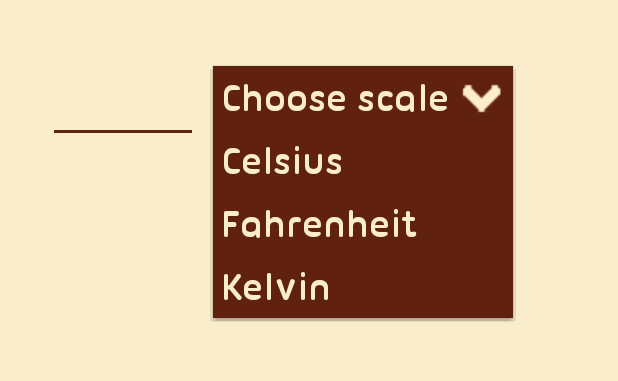
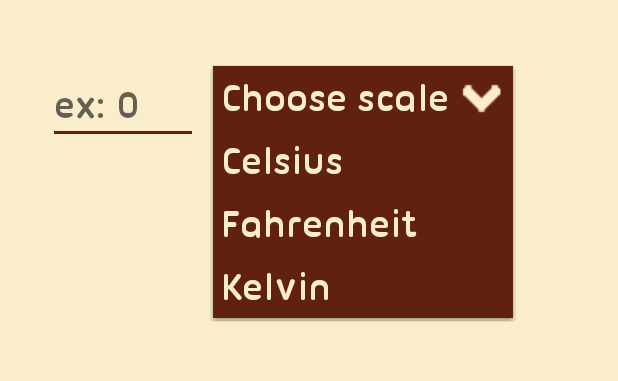
Before and after one commit to rrosatti/software-engineering-project, an Android app: the MainActivity screen opened directly, with no data from a screen before it, after a tap on "Choose scale", on a phone screen of 412 x 824 dp, the part 84-465 px from its top. Run offline under Robolectric (Android 15) with nearby library versions, the phone set to English and light mode, and no system bars.

Commit message:
set max value for temperature EditText. Create user guide

```diff
--- a/code/TempNow/app/src/main/res/layout/activity_main.xml
+++ b/code/TempNow/app/src/main/res/layout/activity_main.xml
@@ -30,11 +30,13 @@
         android:id="@+id/etTemperature"
         android:textStyle="italic"
         android:textSize="12pt"
+        android:hint="@string/temp"
         android:layout_marginTop="100dp"
         android:layout_alignParentTop="true"
         android:layout_alignParentStart="true"
         android:layout_marginLeft="32dp"
-        android:layout_marginRight="10dp"/>
+        android:layout_marginRight="10dp"
+        android:maxLength="10"/>
 
     <Spinner
         android:layout_width="wrap_content"
--- a/code/TempNow/app/src/main/res/values/strings.xml
+++ b/code/TempNow/app/src/main/res/values/strings.xml
@@ -5,6 +5,7 @@
 
     <!--  Hint  -->
     <string name="temperature">temperature</string>
+    <string name="temp">ex: 0</string>
 
     <!--  Button  -->
     <string name="convert">Convert</string>
```
Also changed, not shown: 8 other files.
